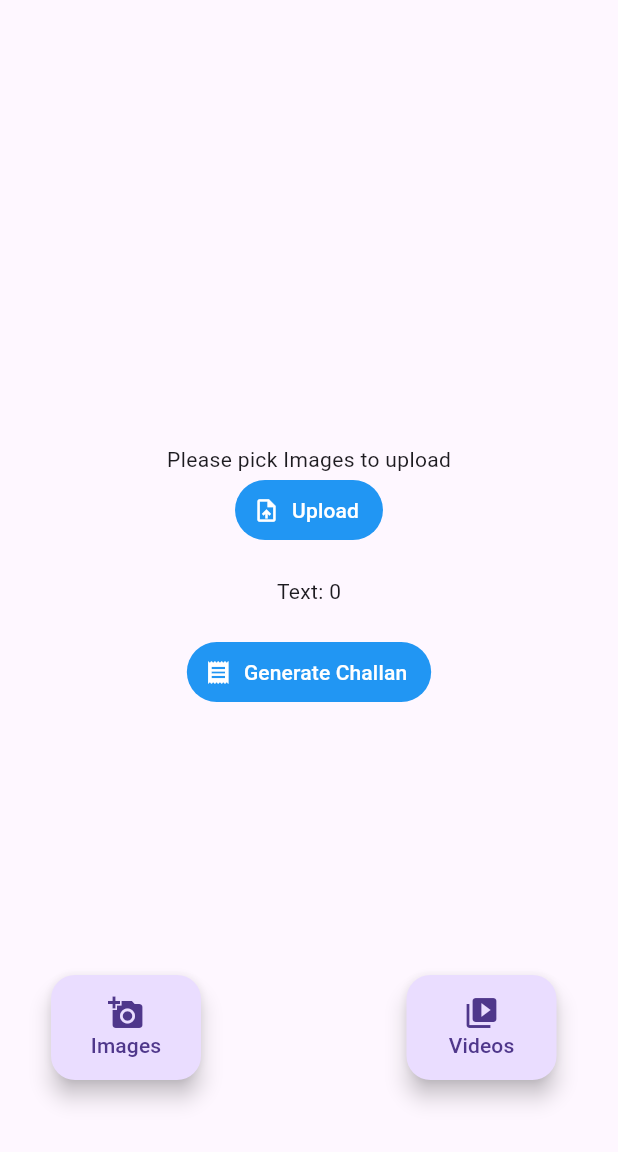
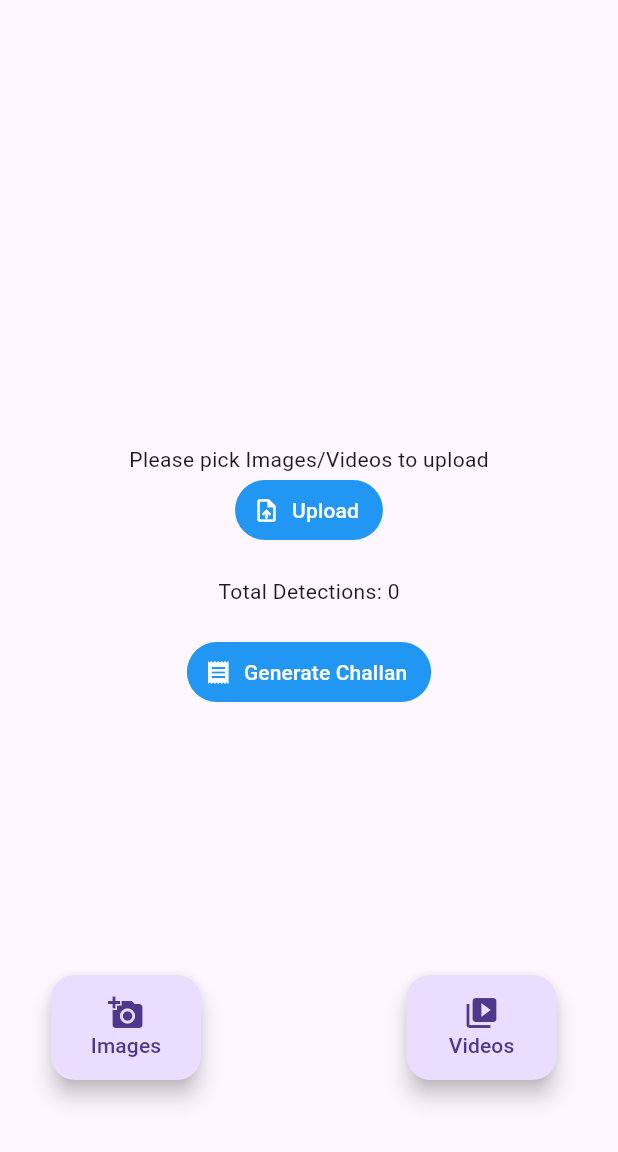
Before and after one commit to rohity20/MySmartApp, a Flutter app: the screen it shows after launch, on a phone screen of 412 x 824 dp, the part 84-1236 px from its top. Run offline on Flutter 3.47's test engine with Material 3 defaults, Android fonts, the phone set to English and light mode, and no system bars; our stand-ins replace image_picker, video_player.

Commit message:
multiple images added

```diff
--- a/smart_app/lib/main.dart
+++ b/smart_app/lib/main.dart
@@ -226,7 +226,7 @@ class _MyHomePageState extends State<MyHomePage> {
           mainAxisAlignment: MainAxisAlignment.center,
           children: <Widget>[
             selectedImages.isEmpty
-                ? Text("Please pick Images to upload")
+                ? Text("Please pick Images/Videos to upload")
                 : SingleChildScrollView(
                     scrollDirection: Axis.horizontal,
                     child: Row(
@@ -258,7 +258,7 @@ class _MyHomePageState extends State<MyHomePage> {
               ),
             ),
             SizedBox(height: 20),
-            Text("Text: ${mymessage.length}\n"),
+            Text("Total Detections: ${mymessage.length}\n"),
             TextButton.icon(
               style: ButtonStyle(
                 backgroundColor: MaterialStateProperty.all(Colors.blue),
```
Also changed, not shown: 2 other files.
